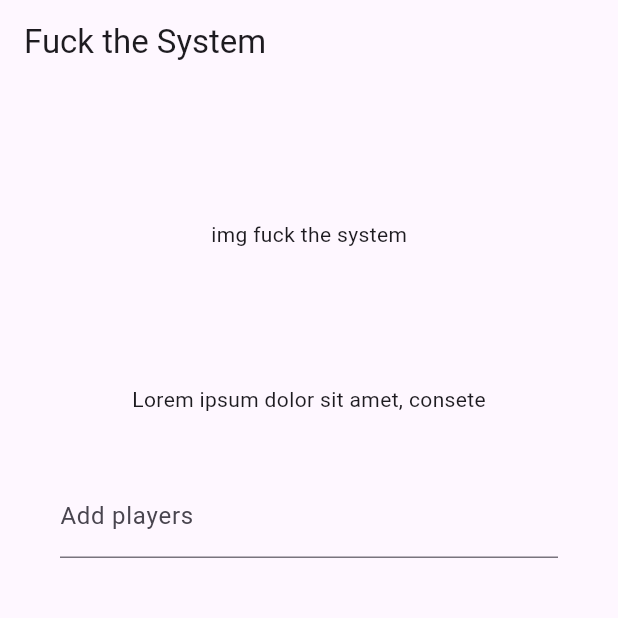
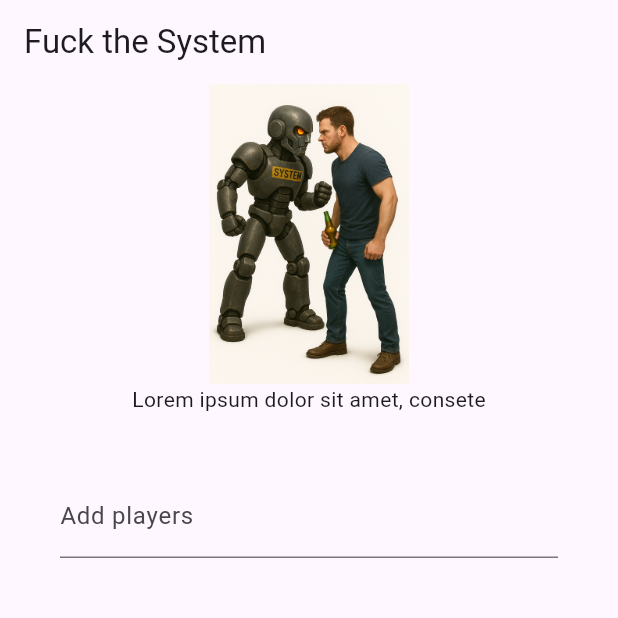
Before and after one commit to lianausdemmoore/todo, a Flutter app: the screen it shows after launch, on a phone screen of 412 x 824 dp, the top half of it. Run offline on Flutter 3.47's test engine with Material 3 defaults, Android fonts, the phone set to English and light mode, and no system bars; our stand-ins replace flutter_riverpod, freezed_annotation.

```diff
--- a/lib/homescreen.dart
+++ b/lib/homescreen.dart
@@ -9,23 +9,24 @@ class Homescreen extends StatefulWidget {
 
 // Die Unterklasse von State
 class _HomeScreenState extends State<Homescreen> {
- // Der Zustand des Widgets
-
+  // Der Zustand des Widgets
 
   @override
   Widget build(BuildContext context) {
     return Scaffold(
-      appBar:AppBar(
-        title: Text('Fuck the System'),
-      ),
+      appBar: AppBar(title: Text('Fuck the System')),
       body: Center(
         child: Column(
           children: [
-            SizedBox(height: 200,
+            SizedBox(
+              height: 200,
               width: double.infinity,
-              child: Center(child: Text('img fuck the system')),),
-              Text('Lorem ipsum dolor sit amet, consete'),
-              AddPlayerWidget()
+              child: Center(
+                child: Image.asset('assets/images/chat_gbt_fuckthesystem.png'),
+              ),
+            ),
+            Text('Lorem ipsum dolor sit amet, consete'),
+            AddPlayerWidget(),
           ],
         ),
       ),
--- a/lib/models/answers_model.dart
+++ b/lib/models/answers_model.dart
@@ -5,10 +5,7 @@ part 'answers_model.g.dart';
 
 @freezed
 class Answer with _$Answer {
-  const factory Answer({
-    required int id,
-    required String text,
-  }) = _Answer;
+  const factory Answer({required int id, required String text}) = _Answer;
 
   factory Answer.fromJson(Map<String, dynamic> json) => _$AnswerFromJson(json);
 }
--- a/pubspec.yaml
+++ b/pubspec.yaml
@@ -30,6 +30,7 @@ environment:
 dependencies:
   flutter:
     sdk: flutter
+  flutter_riverpod: ^2.4.9
 
   # The following adds the Cupertino Icons font to your application.
   # Use with the CupertinoIcons class for iOS style icons.
@@ -56,11 +57,13 @@ dev_dependencies:
 
 # The following section is specific to Flutter packages.
 flutter:
-
   # The following line ensures that the Material Icons font is
   # included with your application, so that you can use the icons in
   # the material Icons class.
   uses-material-design: true
+
+  assets:
+   - assets/images/
 
   # To add assets to your application, add an assets section, like this:
   # assets:
```
Also changed, not shown: lib/main.dart (+3 -5 lines), pubspec.lock, 1 other file.
